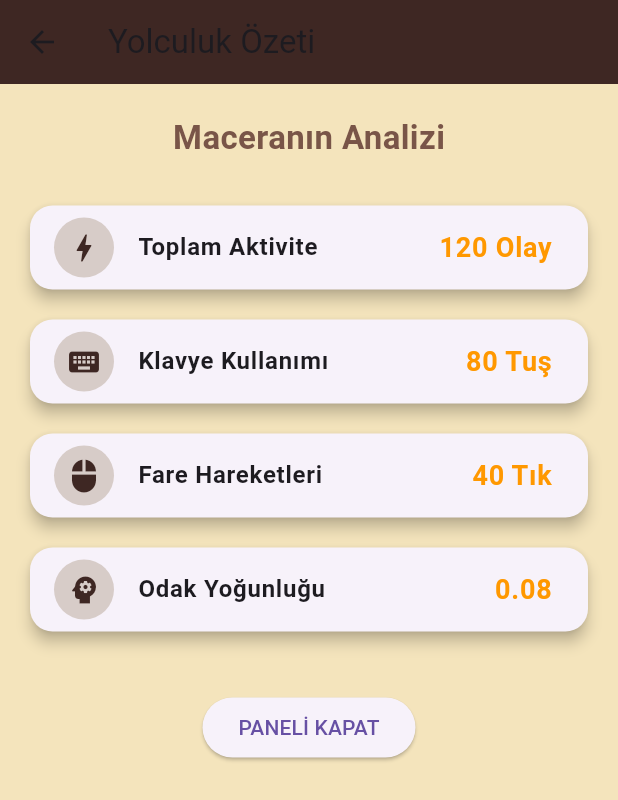
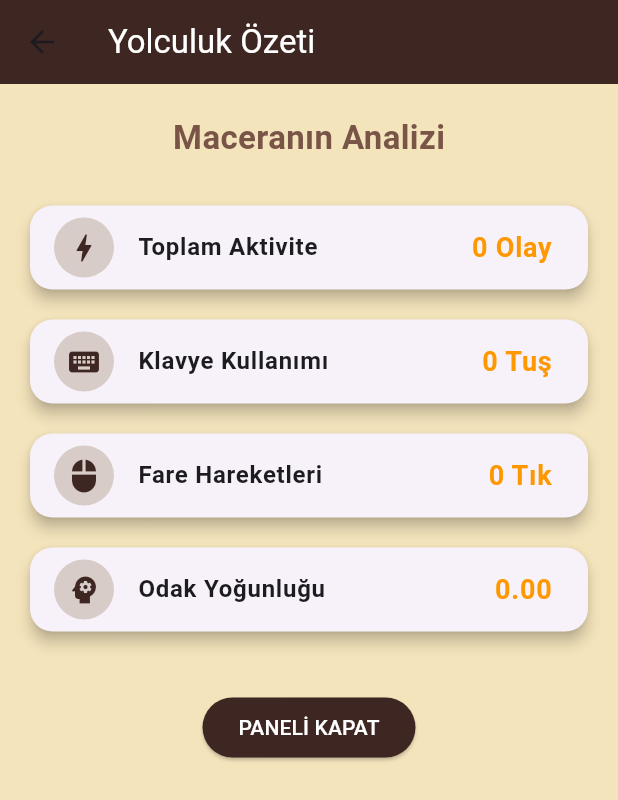
Before and after one commit to elifyesilyurt/FlowStateAI, a Flutter app: the screen it shows after launch, after a tap on "MACERAYA DEVAM ET", on a phone screen of 412 x 824 dp. Shown: the top 800 px of the screen. Run offline on Flutter 3.47's test engine with Material 3 defaults, Android fonts, the phone set to English and light mode, and no system bars; our stand-ins replace shared_preferences; Roboto replaces fonts that are missing (Georgia).

Commit message:
feat: bind DashboardScreen to real JSON data using FutureBuilder

```diff
--- a/lib/screens/dashboard_screen.dart
+++ b/lib/screens/dashboard_screen.dart
@@ -1,17 +1,61 @@
 import 'package:flutter/material.dart';
+import '../services/json_loader.dart'; // [1]
+import '../models/session_summary.dart'; // [2]
 
-class DashboardScreen extends StatelessWidget {
+class DashboardScreen extends StatefulWidget { // [3]
   const DashboardScreen({super.key});
+
+  @override
+  State<DashboardScreen> createState() => _DashboardScreenState();
+}
+
+class _DashboardScreenState extends State<DashboardScreen> {
+  // Gelecekte gelecek olan JSON verisini bu değişken tutacak
+  late Future<SessionSummary> _summaryFuture;
+
+  @override
+  void initState() {
+    super.initState();
+    // Ekran ilk açıldığında JSON dosyasını okuma emrini veriyoruz
+    _summaryFuture = _loadData();
+  }
+
+  // Yardımcı fonksiyon: Servisten ham veriyi alır ve modele dönüştürür
+  Future<SessionSummary> _loadData() async {
+    final jsonMap = await JsonLoader.loadSessionSummary();
+    return SessionSummary.fromJson(jsonMap);
+  }
 
   @override
   Widget build(BuildContext context) {
     return Scaffold(
-      backgroundColor: const Color(0xFFF4E4BC), // Parşömen rengi
+      backgroundColor: const Color(0xFFF4E4BC),
       appBar: AppBar(
-        title: const Text("Yolculuk Özeti"),
+        title: const Text("Yolculuk Özeti", style: TextStyle(color: Colors.white)),
         backgroundColor: Colors.brown[900],
       ),
-      body: SingleChildScrollView( // [1]
+      // FutureBuilder: Veri yüklenirken bekler, bitince ekranı çizer
+      body: FutureBuilder<SessionSummary>(
+        future: _summaryFuture,
+        builder: (context, snapshot) {
+          // Durum 1: Veri hala yükleniyorsa (Loading)
+          if (snapshot.connectionState == ConnectionState.waiting) {
+            return const Center(
+              child: CircularProgressIndicator(color: Colors.brown),
+            );
+          }
+
+          // Durum 2: Hata oluştuysa (Error)
+          else if (snapshot.hasError || !snapshot.hasData) {
+            return const Center(
+              child: Text("Kadim kayıtlar okunamadı!"),
+            );
+          }
+
+          // Durum 3: Veri başarıyla geldiyse (Success)
+          final summary = snapshot.data!;
+
+          return SingleChildScrollView(
             child: Padding(
               padding: const EdgeInsets.all(20.0),
               child: Column(
@@ -22,28 +66,32 @@ class DashboardScreen extends StatelessWidget {
                   ),
                   const SizedBox(height: 20),
 
-              // Analiz Kartları (Şimdilik Sabit Veri - Yarın JSON'a Bağlayacağız)
-              _buildAnalysisCard("Toplam Aktivite", "120 Olay", Icons.bolt), // [2]
-              _buildAnalysisCard("Klavye Kullanımı", "80 Tuş", Icons.keyboard),
-              _buildAnalysisCard("Fare Hareketleri", "40 Tık", Icons.mouse),
-              _buildAnalysisCard("Odak Yoğunluğu", "0.08", Icons.psychology),
+                  // ARTIK SABİT DEĞİL, JSON'DAN GELEN GERÇEK VERİLER
+                  _buildAnalysisCard("Toplam Aktivite", "${summary.totalEvents} Olay", Icons.bolt),
+                  _buildAnalysisCard("Klavye Kullanımı", "${summary.keyboardEvents} Tuş", Icons.keyboard),
+                  _buildAnalysisCard("Fare Hareketleri", "${summary.mouseEvents} Tık", Icons.mouse),
+                  // Ondalık sayıyı virgülden sonra 2 basamak olacak şekilde formatladık
+                  _buildAnalysisCard("Odak Yoğunluğu", summary.eventDensity.toStringAsFixed(2), Icons.psychology),
 
                   const SizedBox(height: 30),
 
                   ElevatedButton(
+                    style: ElevatedButton.styleFrom(backgroundColor: Colors.brown[900]),
                     onPressed: () => Navigator.pop(context),
-                child: const Text("PANELİ KAPAT"),
+                    child: const Text("PANELİ KAPAT", style: TextStyle(color: Colors.white)),
                   )
                 ],
               ),
             ),
+          );
+        },
       ),
     );
   }
 
-  // Yardımcı Metot: Tekrar eden kartları oluşturmak için [3]
+  // Senin yazdığın o harika yardımcı metot (DRY prensibi)
   Widget _buildAnalysisCard(String title, String value, IconData icon) {
-    return Card( // [4]
+    return Card(
       elevation: 4,
       margin: const EdgeInsets.symmetric(vertical: 10),
       shape: RoundedRectangleBorder(borderRadius: BorderRadius.circular(15)),
```
Lines whose indentation alone changed are shown as unchanged.
